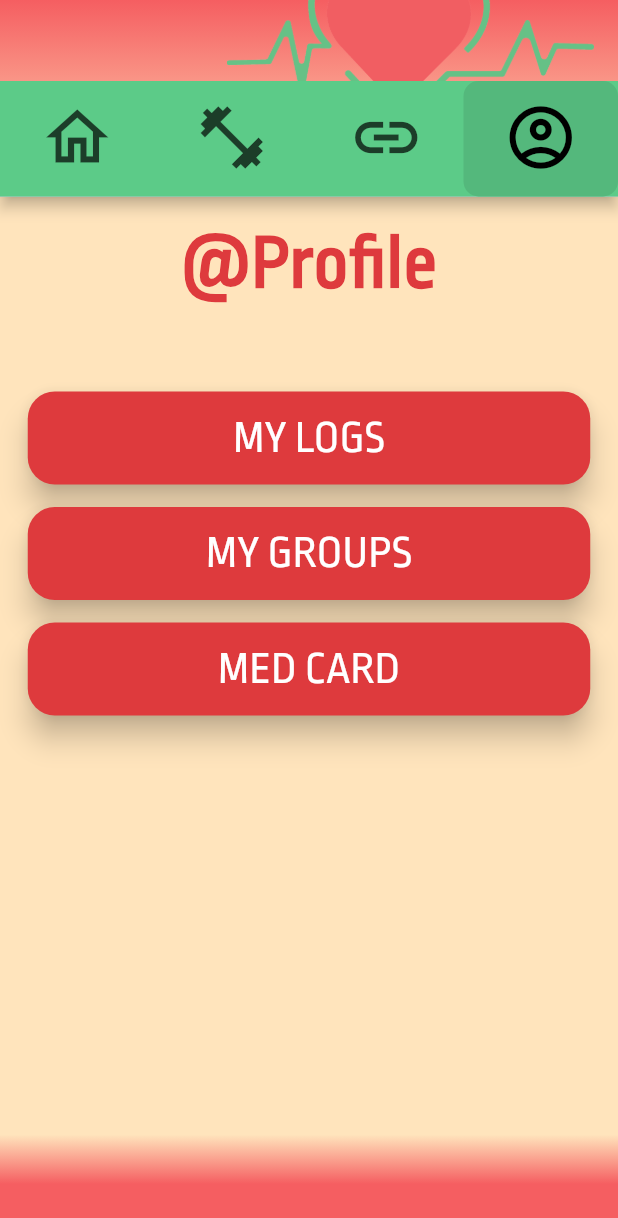
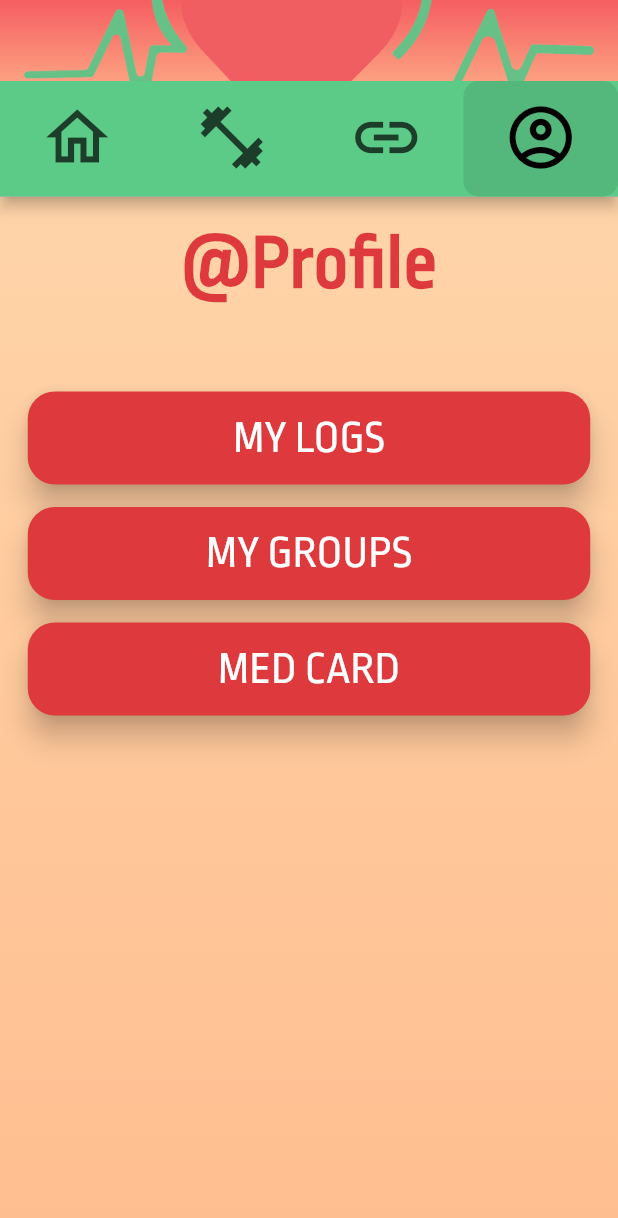
Before and after one commit to jbonnelycke/at-health, a Flutter app: the screen it shows after launch, tab 4 chosen, on a phone screen of 412 x 824 dp. Shown: the top 1218 px of the screen. Run offline on Flutter 3.47's test engine with Material 2 defaults, Android fonts, the light colour scheme and no system bars; our stand-ins replace carousel_slider, gradient_app_bar; missing offline and left inert: at_client_mobile, at_commons, at_demo_data, dart:ffi.

Commit message:
Miscallaneous Changes

```diff
--- a/at_health/lib/components/HealthBar.dart
+++ b/at_health/lib/components/HealthBar.dart
@@ -8,14 +8,16 @@ TODO: Give logo box shadow
 */
 Widget HealthBar({Widget bottom}) {
   var gradientAppBar = new GradientAppBar(
+      centerTitle: true,
       title: Padding(
-        padding: const EdgeInsets.fromLTRB(135, 0, 0, 0),
+        padding: const EdgeInsets.fromLTRB(0, 0, 0, 0),
         child: Image.asset('assets/health_logo.png'),
       ),
       bottom: bottom,
       gradient: LinearGradient(
           begin: Alignment.topCenter,
           end: Alignment.bottomCenter,
-          colors: [Color(0xffF55E61), Color(0xffFFE4BC)]));
+          colors: [Color(0xffF55E61), Color(0xffFFBE8F)],
+          stops: [0, 0.6]));
   return gradientAppBar;
 }
--- a/at_health/lib/screens/home_screen.dart
+++ b/at_health/lib/screens/home_screen.dart
@@ -7,6 +7,7 @@ import 'package:health/screens/tabs/ChallengeScreebTab.dart';
 import 'package:health/screens/tabs/HomeScreenTab.dart';
 import 'package:health/screens/tabs/profile_screen.dart';
 // import 'package:health/screens/tabs/homeScreen.dart';
+import 'package:health/constants.dart';
 
 class HomeScreen extends StatefulWidget {
   static final String id = 'challenge';
@@ -27,10 +28,10 @@ class _HomeScreenState extends State<HomeScreen> {
           body: Container(
               decoration: BoxDecoration(
                   gradient: LinearGradient(
-                      begin: Alignment.topCenter,
-                      end: Alignment(0.0, 0.9),
-                      colors: [Color(0xffFFE4BC), Color(0xffF55E61)],
-                      stops: [0.95, 1])),
+                begin: Alignment.topCenter,
+                end: Alignment.bottomCenter,
+                colors: [AtHealth.primaryColor, AtHealth.secondaryColor],
+               )),
               child: TabBarView(
                 children: [
                   HomeScreenTab(context),
--- a/at_health/lib/screens/tabs/profile_screen.dart
+++ b/at_health/lib/screens/tabs/profile_screen.dart
@@ -44,8 +44,10 @@ class _ProfileScreenState extends State<ProfileScreen> {
   @override
   Widget build(BuildContext context) {
     final PC = new PageController(initialPage: 0);
-    return PageView(controller: PC, scrollDirection: Axis.horizontal,
-        // physics: new NeverScrollableScrollPhysics(),
+    return PageView(
+        controller: PC,
+        scrollDirection: Axis.horizontal,
+        physics: new NeverScrollableScrollPhysics(),
         // physics: new FixedExtentScrollPhysics(),
         children: <Widget>[
           Center(
```
Also changed, not shown: 1 other file.
